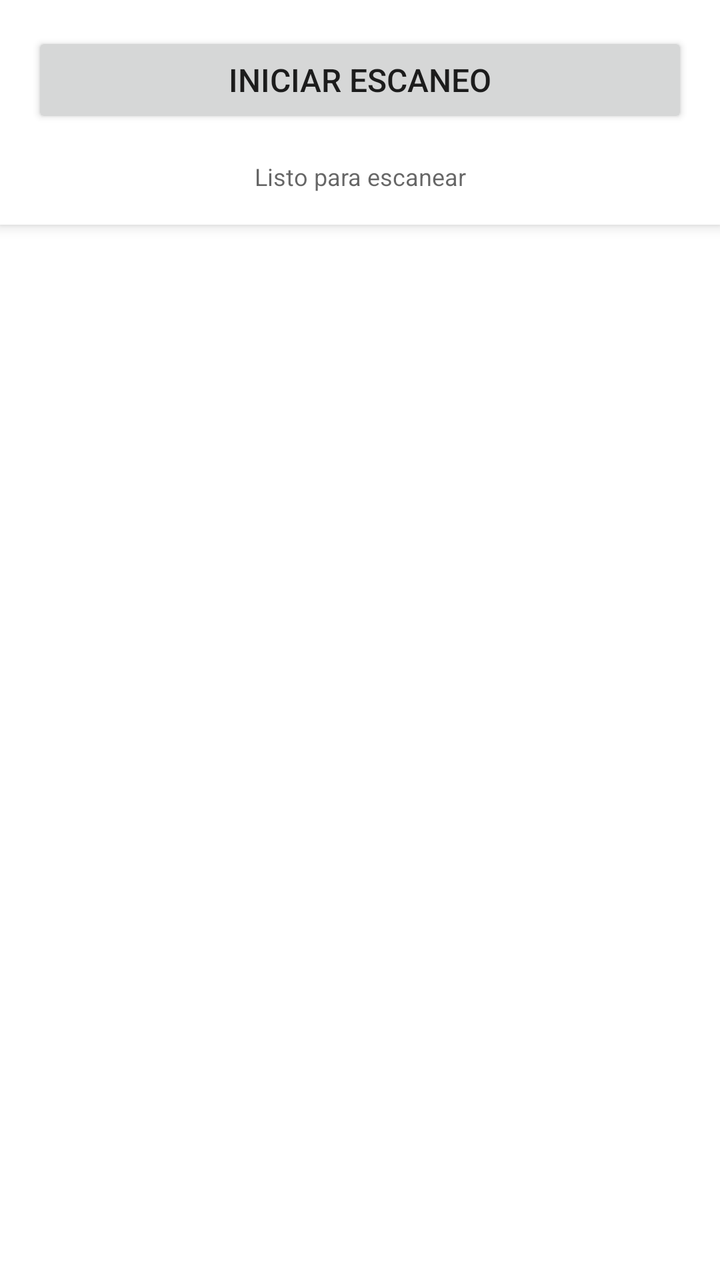
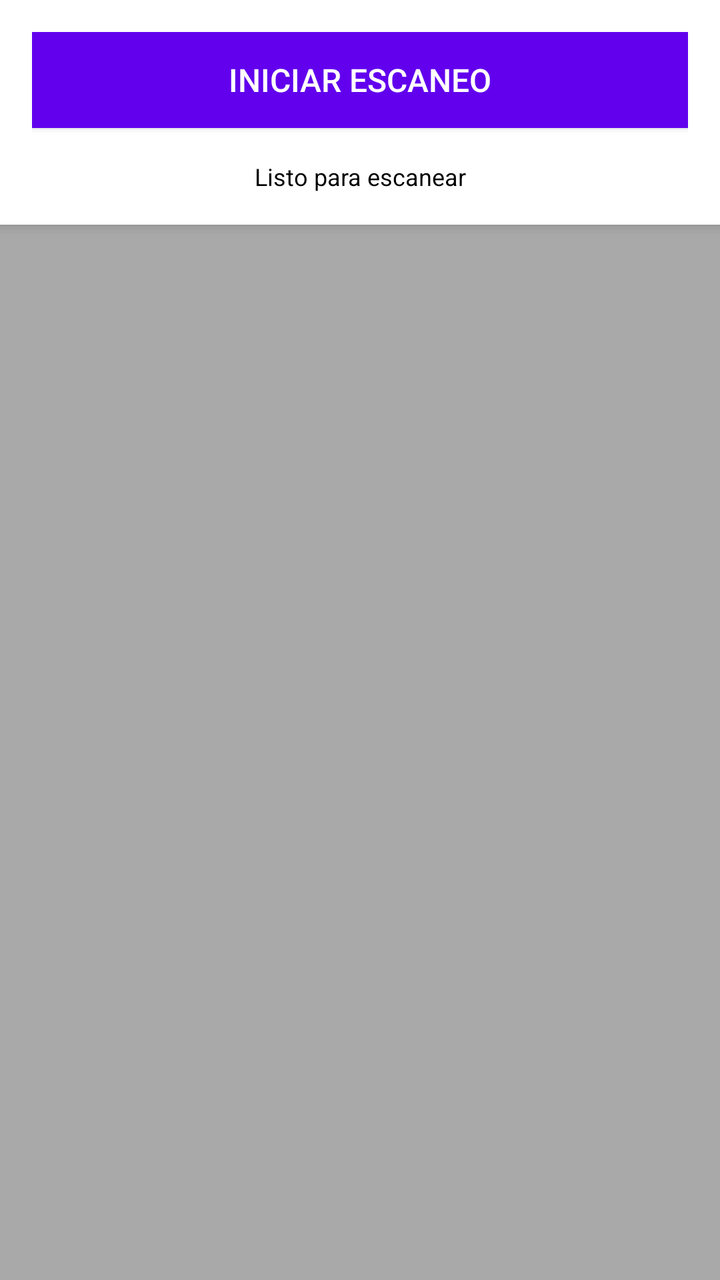

Before-and-after screenshots of an Android layout around one commit, followed by the original layout XML and the change that was made.
<!-- AndroidManifest.xml: application theme Theme.NetAnalyzer -->
<!-- res/layout/activity_main.xml -->
<?xml version="1.0" encoding="utf-8"?>
<androidx.constraintlayout.widget.ConstraintLayout xmlns:android="http://schemas.android.com/apk/res/android"
    xmlns:app="http://schemas.android.com/apk/res-auto"
    xmlns:tools="http://schemas.android.com/tools"
    android:id="@+id/main"
    android:layout_width="match_parent"
    android:layout_height="match_parent"
    android:fitsSystemWindows="true"
    tools:context=".MainActivity">

    
    <LinearLayout
        android:id="@+id/topControls"
        android:layout_width="match_parent"
        android:layout_height="wrap_content"
        android:orientation="vertical"
        android:padding="16dp"
        android:background="?android:attr/colorBackground"
        android:elevation="4dp"
        app:layout_constraintTop_toTopOf="parent"
        app:layout_constraintStart_toStartOf="parent"
        app:layout_constraintEnd_toEndOf="parent">

        <Button
            android:id="@+id/scanButton"
            android:layout_width="match_parent"
            android:layout_height="wrap_content"
            android:text="Iniciar Escaneo"
            android:textSize="16sp"
            android:padding="12dp"
            android:layout_marginBottom="12dp"/>

        <ProgressBar
            android:id="@+id/progressBar"
            style="?android:attr/progressBarStyleHorizontal"
            android:layout_width="match_parent"
            android:layout_height="4dp"
            android:max="254"
            android:progress="0"
            android:progressTint="?android:attr/colorAccent"
            android:progressBackgroundTint="?android:attr/colorControlHighlight"
            android:indeterminateTint="?android:attr/colorAccent"
            android:visibility="gone"/>

        <TextView
            android:id="@+id/progressText"
            android:layout_width="match_parent"
            android:layout_height="wrap_content"
            android:text="Listo para escanear"
            android:textSize="12sp"
            android:textColor="?android:attr/textColorSecondary"
            android:layout_marginTop="4dp"
            android:gravity="center"/>

    </LinearLayout>

    
    <ScrollView
        android:layout_width="0dp"
        android:layout_height="0dp"
        android:paddingTop="8dp"
        app:layout_constraintTop_toBottomOf="@id/topControls"
        app:layout_constraintBottom_toBottomOf="parent"
        app:layout_constraintStart_toStartOf="parent"
        app:layout_constraintEnd_toEndOf="parent">

        <TextView
            android:id="@+id/output"
            android:layout_width="match_parent"
            android:layout_height="wrap_content"
            android:padding="16dp"
            android:textSize="13sp"
            android:fontFamily="monospace"
            android:textIsSelectable="true"/>
    </ScrollView>

</androidx.constraintlayout.widget.ConstraintLayout>
<!-- resources referenced by this layout -->
<resources>
  <style name="Theme.NetAnalyzer" parent="Theme.MaterialComponents.DayNight.DarkActionBar">
          
          <item name="colorPrimary">@color/purple_500</item>
          <item name="colorPrimaryVariant">@color/purple_700</item>
          <item name="colorOnPrimary">@color/white</item>
          
          <item name="colorSecondary">@color/teal_200</item>
          <item name="colorSecondaryVariant">@color/teal_700</item>
          <item name="colorOnSecondary">@color/black</item>
          
          <item name="android:statusBarColor">?attr/colorPrimaryVariant</item>
          
      </style>
  <color name="purple_500">#FF6200EE</color>
  <color name="purple_700">#FF3700B3</color>
  <color name="white">#FFFFFFFF</color>
  <color name="teal_200">#FF03DAC5</color>
  <color name="teal_700">#FF018786</color>
  <color name="black">#FF000000</color>
</resources>

<!-- the commit's change to res/layout/activity_main.xml (unified diff, before → after) -->
@@ -15,7 +15,7 @@
         android:layout_height="wrap_content"
         android:orientation="vertical"
         android:padding="16dp"
-        android:background="?android:attr/colorBackground"
+        android:background="@color/background"
         android:elevation="4dp"
         app:layout_constraintTop_toTopOf="parent"
         app:layout_constraintStart_toStartOf="parent"
@@ -25,6 +25,8 @@
             android:id="@+id/scanButton"
             android:layout_width="match_parent"
             android:layout_height="wrap_content"
+            android:background="@color/primary"
+            android:textColor="@color/on_primary"
             android:text="Iniciar Escaneo"
             android:textSize="16sp"
             android:padding="12dp"
@@ -37,9 +39,9 @@
             android:layout_height="4dp"
             android:max="254"
             android:progress="0"
-            android:progressTint="?android:attr/colorAccent"
+            android:progressTint="@color/secondary"
             android:progressBackgroundTint="?android:attr/colorControlHighlight"
-            android:indeterminateTint="?android:attr/colorAccent"
+            android:indeterminateTint="@color/secondary"
             android:visibility="gone"/>
 
         <TextView
@@ -48,7 +50,7 @@
             android:layout_height="wrap_content"
             android:text="Listo para escanear"
             android:textSize="12sp"
-            android:textColor="?android:attr/textColorSecondary"
+            android:textColor="@color/on_background"
             android:layout_marginTop="4dp"
             android:gravity="center"/>
 
@@ -56,6 +58,8 @@
 
     
     <ScrollView
+        android:id="@+id/resultScrollView"
+        android:background="@color/terminal"
         android:layout_width="0dp"
         android:layout_height="0dp"
         android:paddingTop="8dp"
@@ -64,14 +68,12 @@
         app:layout_constraintStart_toStartOf="parent"
         app:layout_constraintEnd_toEndOf="parent">
 
-        <TextView
-            android:id="@+id/output"
+        <LinearLayout
+            android:id="@+id/outputContainer"
             android:layout_width="match_parent"
             android:layout_height="wrap_content"
-            android:padding="16dp"
-            android:textSize="13sp"
-            android:fontFamily="monospace"
-            android:textIsSelectable="true"/>
+            android:orientation="vertical"
+            android:padding="16dp" />
     </ScrollView>
 
 </androidx.constraintlayout.widget.ConstraintLayout>
<!-- resource entries referenced after the edit -->
@@ -1,23 +1,46 @@
 <!-- resources referenced by this layout -->
 <resources>
+  <color name="background">#FFFFFFFF</color>
+  <color name="on_background">#FF000000</color>
+  <color name="on_primary">#FFFFFFFF</color>
+  <color name="primary">#FF6200EE</color>
+  <color name="secondary">#FF03DAC5</color>
+  <color name="terminal">#A9A9A9</color>
   <style name="Theme.NetAnalyzer" parent="Theme.MaterialComponents.DayNight.DarkActionBar">
           
-          <item name="colorPrimary">@color/purple_500</item>
-          <item name="colorPrimaryVariant">@color/purple_700</item>
-          <item name="colorOnPrimary">@color/white</item>
+          <item name="colorPrimary">@color/primary</item>
+          <item name="colorPrimaryVariant">@color/primary_variant</item>
+          <item name="colorOnPrimary">@color/on_primary</item>
+  
           
-          <item name="colorSecondary">@color/teal_200</item>
-          <item name="colorSecondaryVariant">@color/teal_700</item>
-          <item name="colorOnSecondary">@color/black</item>
+          <item name="colorSecondary">@color/secondary</item>
+          <item name="colorOnSecondary">@color/on_secondary</item>
+  
+          
+          <item name="android:windowBackground">@color/background</item>
+          <item name="colorOnBackground">@color/on_background</item>
+  
+          
+          <item name="colorSurface">@color/surface</item>
+          <item name="colorOnSurface">@color/on_surface</item>
+  
+          
+          <item name="colorError">@color/error</item>
+          <item name="colorOnError">@color/on_error</item>
+  
           
           <item name="android:statusBarColor">?attr/colorPrimaryVariant</item>
+          <item name="android:windowLightStatusBar" tools:targetApi="m">true</item>
+  
           
+          <item name="android:textColorPrimary">?attr/colorOnBackground</item>
+          <item name="android:textColorSecondary">#8A000000</item>
       </style>
-  <color name="purple_500">#FF6200EE</color>
-  <color name="purple_700">#FF3700B3</color>
-  <color name="white">#FFFFFFFF</color>
-  <color name="teal_200">#FF03DAC5</color>
-  <color name="teal_700">#FF018786</color>
-  <color name="black">#FF000000</color>
+  <color name="primary_variant">#FF3700B3</color>
+  <color name="on_secondary">#FF000000</color>
+  <color name="surface">#FFFFFFFF</color>
+  <color name="on_surface">#FF000000</color>
+  <color name="error">#FFB00020</color>
+  <color name="on_error">#FFFFFFFF</color>
 </resources>
 
